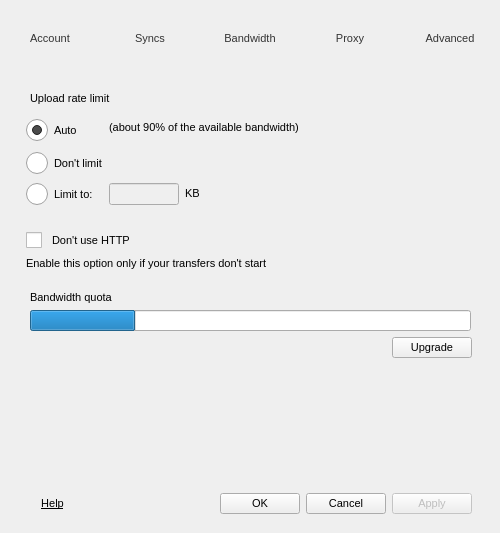
First picture: the form in src/MEGASync/gui/win/SettingsDialog.ui, repository meganz/MEGAsync, before the edit.
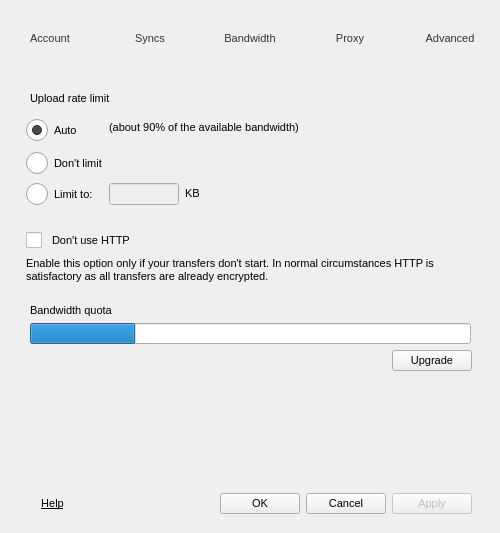
Second picture: the form after the edit. The open tabs and pages were chosen to show the change. Icons and pictures are not drawn.

```diff
--- a/src/MEGASync/gui/win/SettingsDialog.ui
+++ b/src/MEGASync/gui/win/SettingsDialog.ui
@@ -2277,7 +2277,10 @@
           <string notr="true">padding-left: 2px;</string>
          </property>
          <property name="text">
-          <string>Enable this option only if your transfers don't start</string>
+          <string>Enable this option only if your transfers don't start. In normal circumstances HTTP is satisfactory as all transfers are already encrypted.</string>
+         </property>
+         <property name="wordWrap">
+          <bool>true</bool>
          </property>
         </widget>
        </item>
```
